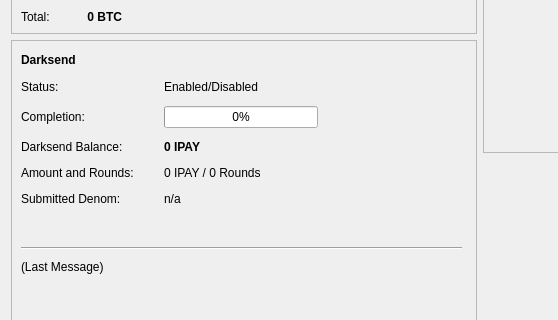
The window that src/qt/forms/overviewpage.ui (cryptodev35/iCash) describes before a commit, drawn with Qt 5; both pictures show x 0 to 558 and y 150 to 470 of the 960 by 585 pixel window.
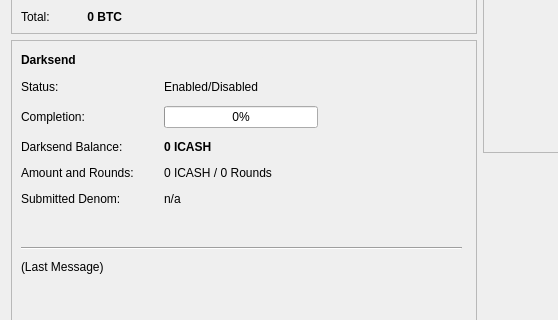
The same window after the commit.

Commit message: Ticker change from IPAY to ICASH

The edit to the form file:
```diff
--- a/src/qt/forms/overviewpage.ui
+++ b/src/qt/forms/overviewpage.ui
@@ -346,7 +346,7 @@
               </font>
              </property>
              <property name="text">
-              <string>0 IPAY</string>
+              <string>0 ICASH</string>
              </property>
             </widget>
            </item>
@@ -360,7 +360,7 @@
            <item row="3" column="1">
             <widget class="QLabel" name="labelAmountRounds">
              <property name="text">
-              <string>0 IPAY / 0 Rounds</string>
+              <string>0 ICASH / 0 Rounds</string>
              </property>
             </widget>
            </item>
```
The commit also changes 47 other files.
